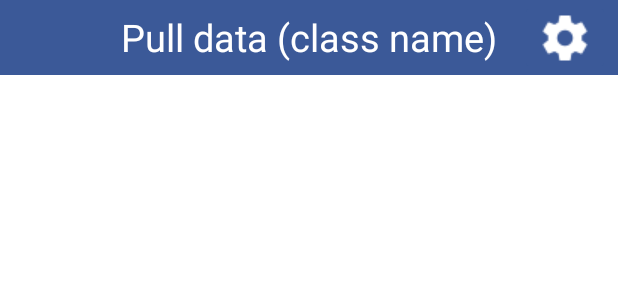
After one commit to JulieW23/GradApp, an Android app: the layout activity_announcements.xml on its own in the app's theme, with its tools: preview values and no code run, on a phone screen of 412 x 824 dp. The commit adds this screen. Shown: the top 300 px of the screen. Run offline under Robolectric (Android 15) with nearby library versions, the phone set to English and light mode, and no system bars.

Commit message:
Added AnnouncementsActivity

```diff
--- a/Kiddo/app/src/main/AndroidManifest.xml
+++ b/Kiddo/app/src/main/AndroidManifest.xml
@@ -29,7 +29,8 @@
                 <category android:name="android.intent.category.DEFAULT" />
             </intent-filter>
         </activity>
-        <activity android:name=".SettingsActivity"></activity>
+        <activity android:name=".SettingsActivity" />
+        <activity android:name=".AnnouncementsActivity"></activity>
     </application>
 
 </manifest>
--- /dev/null
+++ b/Kiddo/app/src/main/res/layout/activity_announcements.xml
@@ -0,0 +1,95 @@
+<?xml version="1.0" encoding="utf-8"?>
+<RelativeLayout xmlns:android="http://schemas.android.com/apk/res/android"
+    xmlns:app="http://schemas.android.com/apk/res-auto"
+    xmlns:tools="http://schemas.android.com/tools"
+    android:id="@+id/activity_announcements"
+    android:layout_width="match_parent"
+    android:layout_height="match_parent"
+    android:paddingBottom="@dimen/activity_vertical_margin"
+    android:paddingLeft="@dimen/activity_horizontal_margin"
+    android:paddingRight="@dimen/activity_horizontal_margin"
+    android:paddingTop="@dimen/activity_vertical_margin"
+    android:background="@color/colorAccent"
+    tools:context="com.team_05.kiddo.AnnouncementsActivity">
+
+    <TextView
+        android:text="Pull data (class name)"
+        android:layout_width="match_parent"
+        android:layout_height="@dimen/headerHeight"
+        android:layout_alignParentTop="true"
+        android:layout_alignParentLeft="true"
+        android:layout_alignParentStart="true"
+        android:layout_marginLeft="0dp"
+        android:layout_marginTop="0dp"
+        android:id="@+id/classTextView"
+        android:textColor="@color/colorAccent"
+        android:background="@color/colorPrimary"
+        android:textAlignment="center"
+        android:gravity="center"
+        android:textSize="@dimen/headerFontSize" />
+
+    <ImageButton
+        android:layout_width="wrap_content"
+        android:layout_height="wrap_content"
+        app:srcCompat="@drawable/ic_settings_black_24dp"
+        android:id="@+id/settingsImageButton"
+        android:backgroundTint="@color/colorPrimary"
+        android:layout_alignBottom="@+id/classTextView"
+        android:layout_alignParentRight="true"
+        android:layout_alignParentEnd="true"
+        android:layout_marginRight="5dp"
+        android:tint="@color/colorAccent" />
+
+    <TabHost
+        android:layout_width="200dip"
+        android:layout_height="300dip"
+        android:layout_below="@+id/classTextView"
+        android:layout_alignParentBottom="true"
+        android:layout_alignParentRight="true"
+        android:layout_alignParentEnd="true"
+        android:layout_alignParentLeft="true"
+        android:layout_alignParentStart="true">
+
+        <LinearLayout
+            android:layout_width="match_parent"
+            android:layout_height="match_parent"
+            android:orientation="vertical">
+
+            <TabWidget
+                android:id="@android:id/tabs"
+                android:layout_width="match_parent"
+                android:layout_height="wrap_content" />
+
+            <FrameLayout
+                android:id="@android:id/tabcontent"
+                android:layout_width="match_parent"
+                android:layout_height="match_parent">
+
+                <LinearLayout
+                    android:id="@+id/tab1"
+                    android:layout_width="match_parent"
+                    android:layout_height="match_parent"
+                    android:orientation="vertical">
+
+                </LinearLayout>
+
+                <LinearLayout
+                    android:id="@+id/tab2"
+                    android:layout_width="match_parent"
+                    android:layout_height="match_parent"
+                    android:orientation="vertical">
+
+                </LinearLayout>
+
+                <LinearLayout
+                    android:id="@+id/tab3"
+                    android:layout_width="match_parent"
+                    android:layout_height="match_parent"
+                    android:orientation="vertical">
+
+                </LinearLayout>
+            </FrameLayout>
+        </LinearLayout>
+    </TabHost>
+
+</RelativeLayout>
--- a/Kiddo/app/src/main/res/values/dimens.xml
+++ b/Kiddo/app/src/main/res/values/dimens.xml
@@ -7,4 +7,5 @@
     <dimen name="headerFontSize">25dp</dimen>
     <dimen name="textFieldWidth">250dp</dimen>
     <dimen name="marginFromBottom">75dp</dimen>
+    <dimen name="spaceBetweenTextFields">15dp</dimen>
 </resources>
```
Also changed, not shown: Kiddo/app/src/main/java/com/team_05/kiddo/AnnouncementsActivity.java (added, +13 -0 lines), Kiddo/app/src/main/res/layout/activity_main.xml (+6 -3 lines), Kiddo/app/src/main/res/layout/activity_settings.xml (+16 -8 lines), Kiddo/app/src/main/res/layout/activity_teacher_initial_login.xml (+7 -4 lines).
